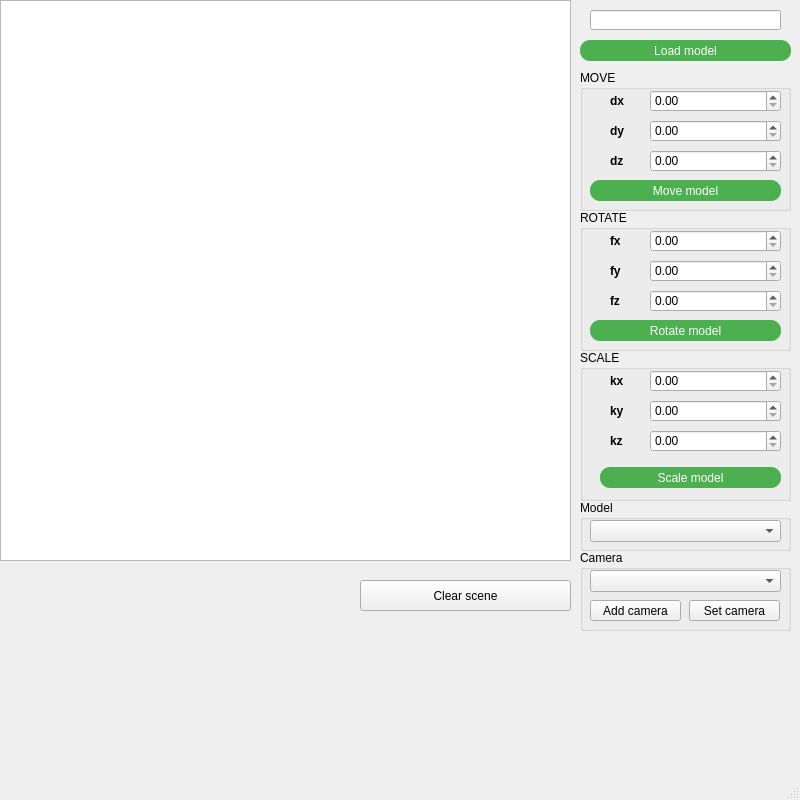
First picture: the form in lab_03/lab/gui/mainwindow.ui, repository ochensad/OOP, before the edit.
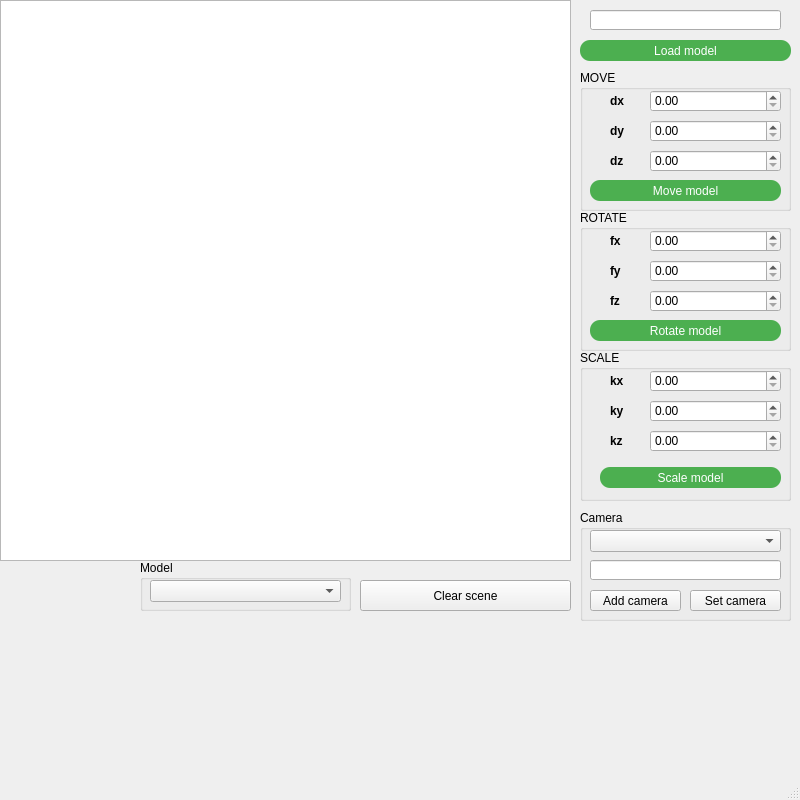
Second picture: the form after the edit.

Diff of the .ui file:
```diff
--- a/lab_03/lab/gui/mainwindow.ui
+++ b/lab_03/lab/gui/mainwindow.ui
@@ -464,8 +464,8 @@
    <widget class="QGroupBox" name="groupBox_4">
     <property name="geometry">
      <rect>
-      <x>580</x>
-      <y>500</y>
+      <x>140</x>
+      <y>560</y>
       <width>211</width>
       <height>51</height>
      </rect>
@@ -488,9 +488,9 @@
     <property name="geometry">
      <rect>
       <x>580</x>
-      <y>550</y>
+      <y>510</y>
       <width>211</width>
-      <height>81</height>
+      <height>111</height>
      </rect>
     </property>
     <property name="title">
@@ -500,7 +500,7 @@
      <property name="geometry">
       <rect>
        <x>10</x>
-       <y>50</y>
+       <y>80</y>
        <width>91</width>
        <height>21</height>
       </rect>
@@ -522,8 +522,8 @@
     <widget class="QPushButton" name="pushButton">
      <property name="geometry">
       <rect>
-       <x>109</x>
-       <y>50</y>
+       <x>110</x>
+       <y>80</y>
        <width>91</width>
        <height>21</height>
       </rect>
@@ -532,6 +532,16 @@
       <string>Set camera</string>
      </property>
     </widget>
+    <widget class="QLineEdit" name="cameraname">
+     <property name="geometry">
+      <rect>
+       <x>10</x>
+       <y>50</y>
+       <width>191</width>
+       <height>20</height>
+      </rect>
+     </property>
+    </widget>
    </widget>
    <widget class="QPushButton" name="pushButton_2">
     <property name="geometry">
```
